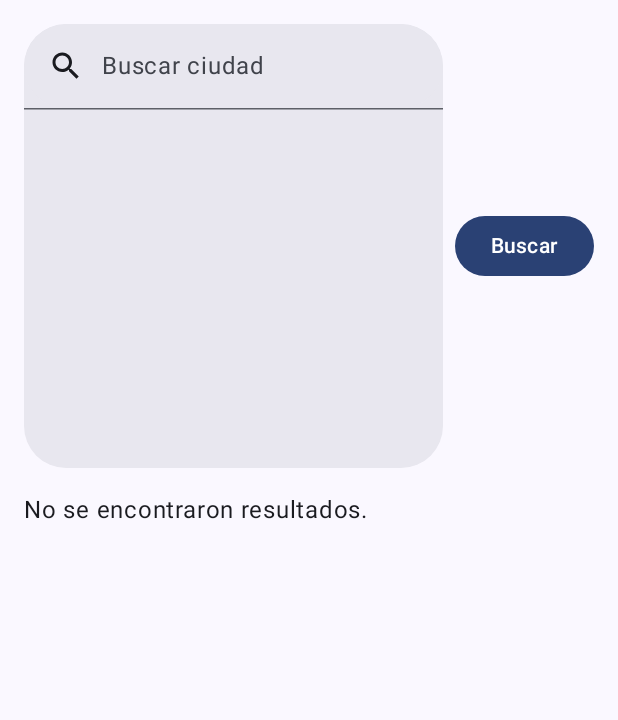
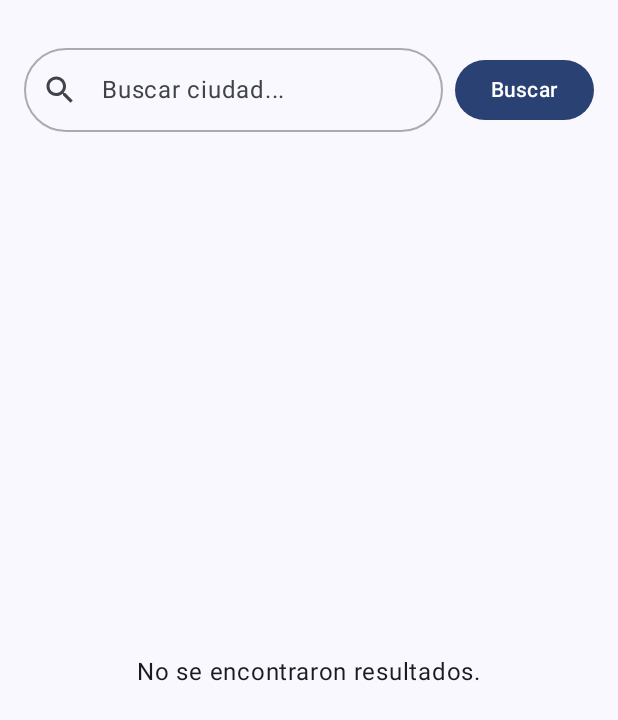
Before and after one commit to IvanAgustinKe/SegundoParcial-Mobile-Applications, an Android app built with Jetpack Compose: the screen it shows after launch (MainActivity), on a phone screen of 412 x 824 dp. Shown: the top 720 px of the screen. Run offline under Robolectric (Android 15) with nearby library versions, the phone set to English and light mode, and no system bars.

Commit message:
feat: add UX/UI improvements

```diff
--- a/app/src/main/java/com/example/segundoparcial_app_mobile/data/SettingsRepository.kt
+++ b/app/src/main/java/com/example/segundoparcial_app_mobile/data/SettingsRepository.kt
@@ -26,7 +26,7 @@ class SettingsRepository(private val context: Context) {
         val name = prefs[Keys.CITY_NAME] ?: return@map null
         val lat  = prefs[Keys.CITY_LAT] ?: return@map null
         val lon  = prefs[Keys.CITY_LON] ?: return@map null
-        Ciudad(name = name, lat = lat, lon = lon, country = "")
+        Ciudad(name = name, lat = lat, lon = lon, state = "", country = "")
     }
 
     /** Unidades preferidas */
--- a/app/src/main/java/com/example/segundoparcial_app_mobile/presentation/ciudades/CiudadesPage.kt
+++ b/app/src/main/java/com/example/segundoparcial_app_mobile/presentation/ciudades/CiudadesPage.kt
@@ -5,14 +5,12 @@ import androidx.lifecycle.viewmodel.compose.viewModel
 import androidx.compose.runtime.*
 import androidx.compose.ui.platform.LocalContext
 import androidx.compose.foundation.layout.*
-import androidx.compose.material3.*
 import androidx.navigation.NavHostController
 import com.example.segundoparcial_app_mobile.data.SettingsRepository
 import com.example.segundoparcial_app_mobile.repository.RepositorioApi
 import com.example.segundoparcial_app_mobile.router.Ruta
 import com.example.segundoparcial_app_mobile.router.Router
 import androidx.compose.ui.Modifier
-import androidx.compose.ui.unit.dp
 import androidx.compose.runtime.collectAsState
 import androidx.compose.runtime.remember
 
@@ -35,7 +33,7 @@ fun CiudadesPage(
     val ultimaCiudad by settings.selectedCity.collectAsState(initial = null)
 
     Column(Modifier.fillMaxSize()) {
-            // Tu vista actual
+            // Vista actual
         CiudadesView(
             state = viewModel.uiState,
             onAction = { intencion -> viewModel.ejecutar(intencion) },
--- a/app/src/main/java/com/example/segundoparcial_app_mobile/presentation/ciudades/CiudadesView.kt
+++ b/app/src/main/java/com/example/segundoparcial_app_mobile/presentation/ciudades/CiudadesView.kt
@@ -2,28 +2,36 @@
 
 package com.example.segundoparcial_app_mobile.presentation.ciudades
 
+import androidx.compose.animation.AnimatedVisibility
+import androidx.compose.animation.fadeIn
+import androidx.compose.animation.fadeOut
+import androidx.compose.animation.scaleIn
+import androidx.compose.animation.scaleOut
 import androidx.compose.foundation.layout.*
 import androidx.compose.foundation.lazy.LazyColumn
 import androidx.compose.foundation.lazy.items
+import androidx.compose.foundation.shape.RoundedCornerShape
+import androidx.compose.foundation.text.KeyboardActions
+import androidx.compose.foundation.text.KeyboardOptions
 import androidx.compose.material.icons.Icons
 import androidx.compose.material.icons.outlined.Close
 import androidx.compose.material.icons.outlined.History
 import androidx.compose.material.icons.outlined.Search
-import androidx.compose.material3.AssistChip
-import androidx.compose.material3.AssistChipDefaults
 import androidx.compose.material3.Button
 import androidx.compose.material3.CircularProgressIndicator
-import androidx.compose.material3.DockedSearchBar
 import androidx.compose.material3.ExperimentalMaterial3Api
 import androidx.compose.material3.Icon
 import androidx.compose.material3.IconButton
-import androidx.compose.material3.SuggestionChip
+import androidx.compose.material3.MaterialTheme
+import androidx.compose.material3.OutlinedTextField
+import androidx.compose.material3.OutlinedTextFieldDefaults
 import androidx.compose.material3.Text
 import androidx.compose.runtime.*
 import androidx.compose.runtime.saveable.rememberSaveable
 import androidx.compose.ui.Alignment
 import androidx.compose.ui.Modifier
-import androidx.compose.ui.text.style.TextOverflow
+import androidx.compose.ui.text.input.ImeAction
+import androidx.compose.ui.text.input.KeyboardType
 import androidx.compose.ui.unit.dp
 import com.example.segundoparcial_app_mobile.repository.modelos.Ciudad
 
@@ -36,10 +44,14 @@ fun CiudadesView(
 ) {
     var textoBusqueda by rememberSaveable { mutableStateOf("") }
 
+    LaunchedEffect(Unit) {
+        textoBusqueda = ""
+    }
+
     Column(
         modifier = Modifier
             .fillMaxSize()
-            .padding(16.dp)
+            .padding(16.dp, 32.dp)
     ) {
         Row(verticalAlignment = Alignment.CenterVertically) {
             CitySearchBar(
@@ -64,11 +76,22 @@ fun CiudadesView(
 
         Spacer(modifier = Modifier.height(16.dp))
 
+        val alignment = when (state) {
+            is CiudadesEstado.Resultado -> Alignment.TopStart
+            else -> Alignment.Center
+        }
+        Box(
+            modifier = Modifier
+                .fillMaxSize()
+                .weight(1f),
+            contentAlignment = alignment
+        ) {
             when (state) {
                 is CiudadesEstado.Vacio -> Text("No se encontraron resultados.")
                 is CiudadesEstado.Cargando -> CircularProgressIndicator()
                 is CiudadesEstado.Error -> Text("Hubo un error al buscar.")
                 is CiudadesEstado.Resultado -> ListaCiudades(state.ciudades, onAction)
+            }
         }
     }
 }
@@ -83,46 +106,66 @@ private fun CitySearchBar(
     onLastClick: () -> Unit,
     modifier: Modifier = Modifier
 ) {
-    var active by remember { mutableStateOf(false) }
-
-    DockedSearchBar(
-        query = query,
-        onQueryChange = onQueryChange,
-        onSearch = {
-            active = false
-            onSearch()
+    OutlinedTextField(
+        value = query,
+        onValueChange = onQueryChange,
+        placeholder = {
+            Text("Buscar ciudad...")
         },
-        active = active,
-        onActiveChange = { active = it },
-        placeholder = { Text("Buscar ciudad") },
-        leadingIcon = { Icon(Icons.Outlined.Search, contentDescription = null) },
+        leadingIcon = {
+            Icon(
+                Icons.Outlined.Search,
+                contentDescription = "Buscar"
+            )
+        },
         trailingIcon = {
-            if (query.isNotEmpty()) {
-                IconButton(onClick = { onQueryChange("") }) {
-                    Icon(Icons.Outlined.Close, contentDescription = "Limpiar")
+            Row {
+                if (lastCity != null) {
+                    IconButton(
+                        onClick = onLastClick,
+                        modifier = Modifier.size(30.dp)
+                    ) {
+                        Icon(
+                            Icons.Outlined.History,
+                            contentDescription = "Última: ${lastCity.name}",
+                            modifier = Modifier.size(20.dp)
+                        )
                     }
                 }
-        },
-        modifier = modifier
+
+                AnimatedVisibility(
+                    visible = query.isNotEmpty(),
+                    enter = fadeIn() + scaleIn(),
+                    exit = fadeOut() + scaleOut()
                 ) {
-        // Contenido del menú (cuando active = true)
-        Column(Modifier.fillMaxWidth().padding(8.dp)) {
-            if (lastCity != null) {
-                SuggestionChip(
-                    onClick = { onLastClick(); active = false },
-                    label = {
-                        Text(
-                            "Última búsqueda: ${lastCity.name}",
-                            maxLines = 1,
-                            overflow = TextOverflow.Ellipsis
-                        )
-                    },
-
-                    icon = { Icon(Icons.Outlined.History, contentDescription = null) }
+                    IconButton(
+                        onClick = { onQueryChange("") },
+                        modifier = Modifier.padding(8.dp, 0.dp).size(30.dp)
+                    ) {
+                        Icon(
+                            Icons.Outlined.Close,
+                            contentDescription = "Limpiar",
+                            modifier = Modifier.size(20.dp)
                         )
                     }
                 }
             }
+        },
+        singleLine = true,
+        shape = RoundedCornerShape(28.dp),
+        colors = OutlinedTextFieldDefaults.colors(
+            focusedBorderColor = MaterialTheme.colorScheme.primary,
+            unfocusedBorderColor = MaterialTheme.colorScheme.outline.copy(alpha = 0.5f)
+        ),
+        keyboardOptions = KeyboardOptions(
+            imeAction = ImeAction.Search,
+            keyboardType = KeyboardType.Text
+        ),
+        keyboardActions = KeyboardActions(
+            onSearch = { onSearch() }
+        ),
+        modifier = modifier.fillMaxWidth()
+    )
 }
 
 @Composable
@@ -139,7 +182,7 @@ private fun ListaCiudades(
                 onClick = { onAction(CiudadesIntencion.Seleccionar(ciudad)) }
             ) {
                 Text(
-                    text = "${ciudad.name}, ${ciudad.country}",
+                    text = "${ciudad.name}, ${ciudad.state}, ${ciudad.country}",
                     modifier = Modifier.padding(16.dp)
                 )
             }
--- a/app/src/main/java/com/example/segundoparcial_app_mobile/presentation/ciudades/CiudadesViewModel.kt
+++ b/app/src/main/java/com/example/segundoparcial_app_mobile/presentation/ciudades/CiudadesViewModel.kt
@@ -1,4 +1,5 @@
 package com.example.segundoparcial_app_mobile.presentation.ciudades
+import android.util.Log
 import com.example.segundoparcial_app_mobile.data.SettingsRepository
 
 
@@ -23,7 +24,6 @@ class CiudadesViewModel(
 ) : ViewModel() {
 
     var uiState by mutableStateOf<CiudadesEstado>(CiudadesEstado.Vacio)
-    private var ciudades: List<Ciudad> = emptyList()
 
     fun ejecutar(intencion: CiudadesIntencion) {
         when (intencion) {
@@ -44,7 +44,8 @@ class CiudadesViewModel(
                     uiState = CiudadesEstado.Resultado(resultado)
                 }
             } catch (e: Exception) {
-                print(e)
+                e.printStackTrace()
+                Log.e("CiudadesViewModel", "Error buscando ciudad: ${e.message}", e)
                 uiState = CiudadesEstado.Error()
             }
         }
@@ -63,7 +64,7 @@ class CiudadesViewModel(
     class CiudadesViewModelFactory(
         private val repositorio: RepositorioApi,
         private val router: Router,
-        private val settings: SettingsRepository   // 👈 nuevo
+        private val settings: SettingsRepository
     ) : ViewModelProvider.Factory {
         override fun <T : ViewModel> create(modelClass: Class<T>): T {
             if (modelClass.isAssignableFrom(CiudadesViewModel::class.java)) {
--- a/app/src/main/java/com/example/segundoparcial_app_mobile/presentation/clima/ClimaPage.kt
+++ b/app/src/main/java/com/example/segundoparcial_app_mobile/presentation/clima/ClimaPage.kt
@@ -11,8 +11,8 @@ import androidx.navigation.NavController
 fun ClimaPage(
     navController: NavController,
     lat: Float,
-    lon: Float,
-    nombre: String
+    nombre: String,
+    lon: Float
 ) {
     val viewModel: ClimaViewModel = viewModel(
         factory = ClimaViewModelFactory(RepositorioApi())
@@ -23,5 +23,5 @@ fun ClimaPage(
         viewModel.cargarClima(lat, lon)
     }
 
-    ClimaView(estado = viewModel.estado, navController = navController)
+    ClimaView(estado = viewModel.estado, loadIcon = viewModel::cargarIcono, navController = navController)
 }
--- a/app/src/main/java/com/example/segundoparcial_app_mobile/repository/Repositorio.kt
+++ b/app/src/main/java/com/example/segundoparcial_app_mobile/repository/Repositorio.kt
@@ -1,6 +1,7 @@
 package com.example.segundoparcial_app_mobile.repository
 
 
+import android.graphics.Bitmap
 import com.example.segundoparcial_app_mobile.repository.modelos.Ciudad
 import com.example.segundoparcial_app_mobile.repository.modelos.Clima
 import com.example.segundoparcial_app_mobile.repository.modelos.Forecast
@@ -9,4 +10,5 @@ interface Repositorio {
     suspend fun buscarCiudad(ciudad: String): List<Ciudad>
     suspend fun traerClima(lat: Float, lon: Float): Clima
     suspend fun traerForecast(lat: Float, lon: Float): Forecast
+    suspend fun traerIcon(iconCode: String): Bitmap?
 }
--- a/app/src/main/java/com/example/segundoparcial_app_mobile/repository/modelos/Ciudad.kt
+++ b/app/src/main/java/com/example/segundoparcial_app_mobile/repository/modelos/Ciudad.kt
@@ -7,5 +7,6 @@ data class Ciudad (
     val name: String,
     val lat: Float,
     val lon: Float,
+    val state: String,
     val country: String,
 )
```
Also changed, not shown: app/src/main/java/com/example/segundoparcial_app_mobile/presentation/clima/ClimaView.kt (+122 -30 lines), app/src/main/java/com/example/segundoparcial_app_mobile/presentation/clima/ClimaViewModel.kt (+7 -0 lines), app/src/main/java/com/example/segundoparcial_app_mobile/repository/RepositorioApi.kt (+16 -0 lines). Lines whose indentation alone changed are shown as unchanged.
